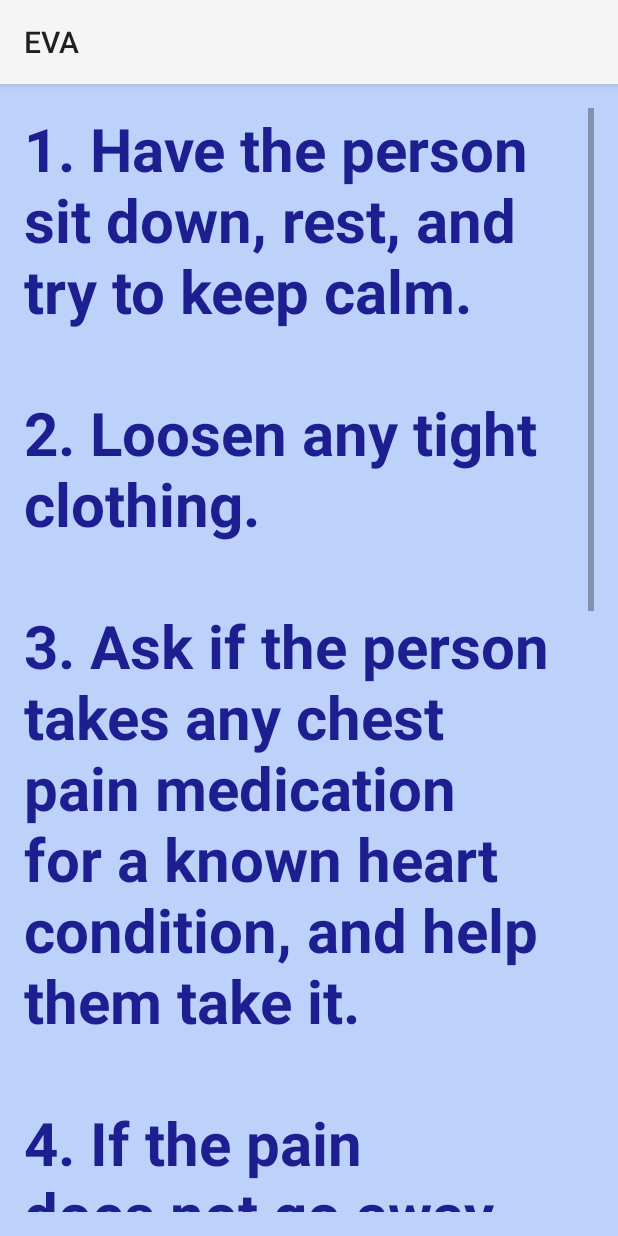
After one commit to sgira/EVA, an Android app: the Main4Activity screen opened directly, with no data from a screen before it, on a phone screen of 412 x 824 dp. The commit adds this screen. Run offline under Robolectric (Android 15) with nearby library versions, the phone set to English and light mode, and no system bars.

Commit message:
Commit message 1

```diff
--- a/app/src/main/java/com/wellness/eva/FileRetrieval.java
+++ b/app/src/main/java/com/wellness/eva/FileRetrieval.java
@@ -9,6 +9,8 @@ import java.util.ArrayList;
  */
 
 public class FileRetrieval {
+
+    //private static String heart_attack = "heartAttack";
 
     /**
      * Retrieve medical procedure for medical emergency. If file
@@ -22,10 +24,23 @@ public class FileRetrieval {
         MedicalProcedure medicalProcedure = new MedicalProcedure();
 
         //Retrieve medical procedure from internal file
-        ArrayList<String> instructions = new ArrayList<>();
-        instructions.add("Check pulse");
-        instructions.add("Peform compressions");
-        medicalProcedure.setInstructions(instructions);
+        if (emergencyType.equals("heartAttack")) {
+
+            ArrayList<String> instructions = new ArrayList<>();
+            instructions.add("1. Have the person sit down, rest, and try to keep calm.\n\n");
+            instructions.add("2. Loosen any tight clothing.\n\n");
+            instructions.add("3. Ask if the person takes any chest pain medication " +
+                    "for a known heart condition, and help them take it.\n\n");
+            instructions.add("4. If the pain does not go away promptly with rest or within " +
+                    "3 minutes of taking medication, call for emergency medical help.\n\n");
+            instructions.add("5. If the person is unconscious and unresponsive, call 911, then begin CPR.\n\n");
+            instructions.add("6. If an infant or child is unconscious and unresponsive, " +
+                    "perform 1 minute of CPR, then call 911.\n\n");
+
+            medicalProcedure.setInstructions(instructions);
+            medicalProcedure.setNeedsFeedback(true);
+        }
+
 
         //If file does not exist return empty medical procedure
 
--- a/app/src/main/java/com/wellness/eva/Main2Activity.java
+++ b/app/src/main/java/com/wellness/eva/Main2Activity.java
@@ -35,7 +35,7 @@ public class Main2Activity extends Activity
     @Override
     protected void onCreate(Bundle savedInstanceState) {
         super.onCreate(savedInstanceState);
-        setContentView(R.layout.activity_main);
+        setContentView(R.layout.activity_main2);
 
         mSwitch = (Switch) findViewById(R.id.switchMaps);
 
--- /dev/null
+++ b/app/src/main/java/com/wellness/eva/Main4Activity.java
@@ -0,0 +1,33 @@
+package com.wellness.eva;
+
+import android.app.Activity;
+import android.os.Bundle;
+import android.widget.TextView;
+
+import com.wellness.eva.procedures.MedicalProcedure;
+
+public class Main4Activity extends Activity {
+
+    private String emergencyType = "heartAttack";
+
+    @Override
+    protected void onCreate(Bundle savedInstanceState) {
+        super.onCreate(savedInstanceState);
+        setContentView(R.layout.activity_main4);
+
+        FileRetrieval file = new FileRetrieval();
+        MedicalProcedure heartAttackProcedure = new MedicalProcedure();
+
+        heartAttackProcedure = file.retrieveMedicalEmergency(emergencyType);
+
+        heartAttackProcedure.getInstructions();
+
+        TextView myTextView = new TextView(this);
+
+        myTextView = (TextView) findViewById(R.id.textView8);
+
+        for(int i = 0; i < heartAttackProcedure.getInstructions().size(); i++) {
+            myTextView.append(heartAttackProcedure.getInstructions().get(i));
+        }
+    }
+}
--- a/app/src/main/java/com/wellness/eva/procedures/MedicalProcedure.java
+++ b/app/src/main/java/com/wellness/eva/procedures/MedicalProcedure.java
@@ -15,6 +15,7 @@ public class MedicalProcedure
     private boolean needsFeedback;
 
     public ArrayList<String> getInstructions() {
+
         return instructions;
     }
 
@@ -44,7 +45,7 @@ public class MedicalProcedure
      * to measure and collect feedback while user operation
      * @return
      */
-    public boolean isNeedsFeedback() {
+    public boolean NeedsFeedback() {
         return needsFeedback;
     }
 
--- /dev/null
+++ b/app/src/main/res/layout/activity_main4.xml
@@ -0,0 +1,36 @@
+<?xml version="1.0" encoding="utf-8"?>
+<LinearLayout xmlns:android="http://schemas.android.com/apk/res/android"
+    xmlns:tools="http://schemas.android.com/tools"
+    android:layout_width="match_parent"
+    android:layout_height="match_parent"
+    android:paddingBottom="@dimen/activity_vertical_margin"
+    android:paddingLeft="@dimen/activity_horizontal_margin"
+    android:paddingRight="@dimen/activity_horizontal_margin"
+    android:paddingTop="@dimen/activity_vertical_margin"
+    tools:context="com.wellness.eva.Main3Activity"
+    android:background="#bcd2fa"
+    android:orientation="horizontal"
+    android:baselineAligned="false"
+    android:textAlignment="center"
+    android:touchscreenBlocksFocus="false">
+
+    <ScrollView
+        android:layout_width="match_parent"
+        android:layout_height="match_parent"
+        android:id="@+id/scrollView" >
+
+        <TextView
+            android:layout_width="wrap_content"
+            android:layout_height="wrap_content"
+            android:id="@+id/textView8"
+            android:textColor="#1d1f91"
+            android:textSize="40dp"
+            android:textStyle="bold"
+            android:textAlignment="center" />
+
+
+    </ScrollView>
+
+
+
+</LinearLayout>
```
Also changed, not shown: app/src/main/AndroidManifest.xml (+7 -5 lines), app/src/main/java/com/wellness/eva/Main3Activity.java (added, +49 -0 lines), app/src/main/java/com/wellness/eva/MainActivity.java (+67 -2 lines), app/src/main/res/layout/activity_main3.xml (added, +105 -0 lines), 1 other file.
